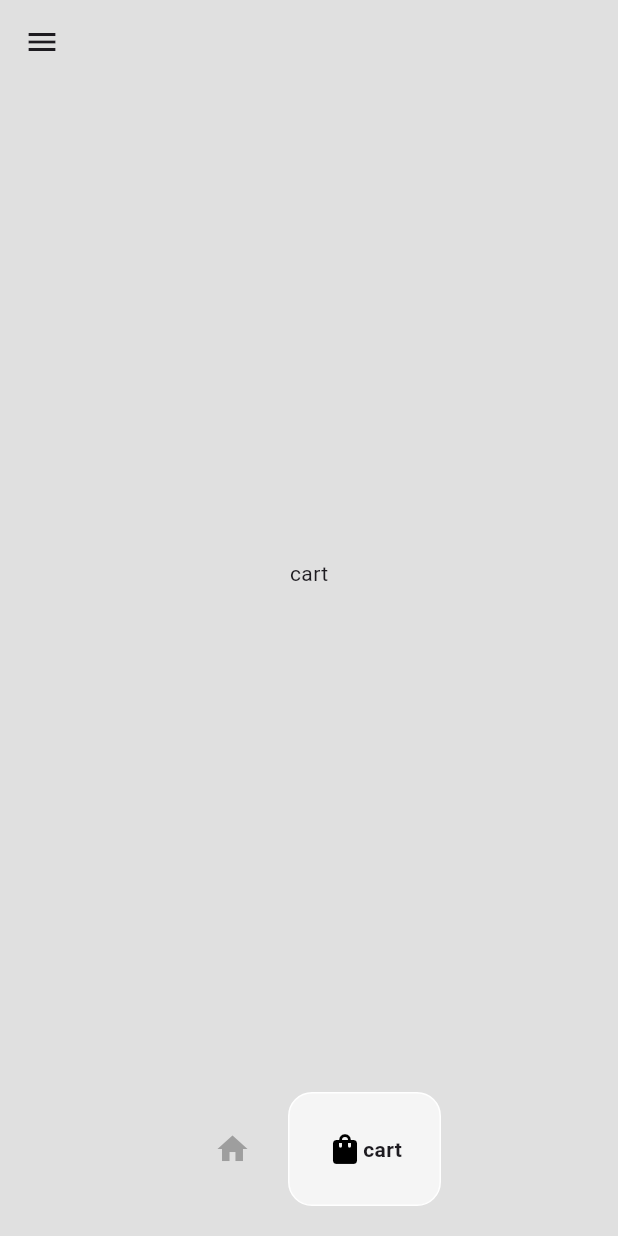
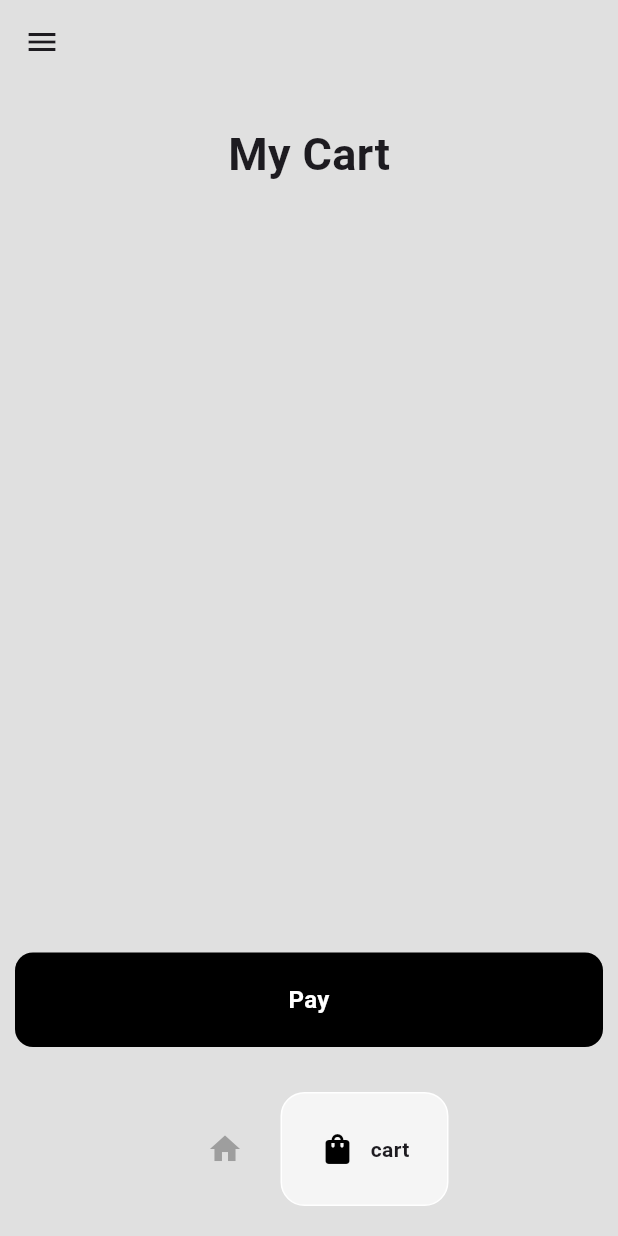
Before and after one commit to ibramaof/sneaker_app, a Flutter app: the HomePage screen opened directly, item 2 of the bottom bar chosen, on a phone screen of 412 x 824 dp. Run offline on Flutter 3.47's test engine with Material 3 defaults, Android fonts, the phone set to English and light mode, and no system bars; drawn by our look-alikes of google_nav_bar.

Commit message:
added cart page and add / delete items

```diff
--- /dev/null
+++ b/devtools_options.yaml
@@ -0,0 +1,3 @@
+description: This file stores settings for Dart & Flutter DevTools.
+documentation: https://docs.flutter.dev/tools/devtools/extensions#configure-extension-enablement-states
+extensions:
--- /dev/null
+++ b/lib/models/shoe/cart.dart
@@ -0,0 +1,61 @@
+import 'package:flutter/material.dart';
+import 'package:sneakers_app/models/shoe/shoe.dart';
+
+class Cart extends ChangeNotifier {
+  //list of shoes for sale
+  List<Shoe> shoeShop = [
+    Shoe(
+      name: 'Air Jordan',
+      price: '120',
+      imagePath: 'lib/images/3191.jpg',
+      description:
+          'Inspired by the original that debuted in 1985, the Air Jordan 1 Low offers a clean, classic look',
+    ),
+    Shoe(
+      name: 'Ja 3',
+      price: '145',
+      imagePath: 'lib/images/compressed_7b48ed22e05748e21bbff2cd0490420b.webp',
+      description:
+          "Every time Ja steps on the court, it's showtime. To help him elevate his game, we worked with him to make the bounciest Ja signature shoe so far.",
+    ),
+    Shoe(
+      name: 'Kobe IX Elite Low',
+      price: '190',
+      imagePath: 'lib/images/compressed_22df5a6aa5118f217d11a5220953752c.webp',
+      description:
+          'Kobe’s comeback from a torn Achilles inspired generations of past, present and future hoopers to keep fighting. ',
+    ),
+    Shoe(
+      name: 'Nike Air Max 270',
+      price: '119',
+      imagePath: 'lib/images/compressed_a525d72921c782c90990e197fbd09949.webp',
+      description: 'The Air Max 270 brings style, comfort and big attitude.',
+    ),
+  ];
+
+  //list of items in user cart
+  List<Shoe> userCart = [];
+
+  // get shoe list
+  List<Shoe> getSheoList() {
+    return shoeShop;
+  }
+
+  //get user cart list
+
+  List<Shoe> getUserCartList() {
+    return userCart;
+  }
+
+  //add shoe to cart
+  void addShoeToCart(Shoe shoe) {
+    userCart.add(shoe);
+    notifyListeners();
+  }
+
+  //remove shoe from cart
+  void removeShoeFromCart(Shoe shoe) {
+    userCart.remove(shoe);
+    notifyListeners();
+  }
+}
--- a/lib/modules/cart_page/cart_page.dart
+++ b/lib/modules/cart_page/cart_page.dart
@@ -1,10 +1,68 @@
 import 'package:flutter/material.dart';
+import 'package:provider/provider.dart';
+import 'package:sneakers_app/models/shoe/cart.dart';
+import 'package:sneakers_app/models/shoe/shoe.dart';
+import 'package:sneakers_app/shared/components/cart_item.dart';
 
 class CartPage extends StatelessWidget {
   const CartPage({super.key});
 
   @override
   Widget build(BuildContext context) {
-    return Center(child: Container(child: Text("cart")));
+    void deleteItemFromCart(Shoe shoe) {
+      Provider.of<Cart>(context, listen: false).removeShoeFromCart(shoe);
+    }
+
+    return Consumer<Cart>(
+      builder: (context, value, child) => Column(
+        children: [
+          //cart title
+          Padding(
+            padding: const EdgeInsets.all(25.0),
+            child: Text(
+              "My Cart",
+              style: TextStyle(fontSize: 30, fontWeight: FontWeight.bold),
+            ),
+          ),
+          SizedBox(height: 15),
+          Expanded(
+            child: ListView.builder(
+              itemCount: value.getUserCartList().length,
+              itemBuilder: (context, index) {
+                //get shoe from user Cart
+                Shoe shoe = value.getUserCartList()[index];
+
+                return CartItem(
+                  shoe: shoe,
+                  onPressed: () => deleteItemFromCart(shoe),
+                );
+
+                //return shoe
+              },
+            ),
+          ),
+          Container(
+            margin: EdgeInsets.all(10),
+            decoration: BoxDecoration(
+              color: Colors.black,
+              borderRadius: BorderRadius.circular(12),
+            ),
+            child: Padding(
+              padding: const EdgeInsets.all(20.0),
+              child: Center(
+                child: Text(
+                  "Pay",
+                  style: TextStyle(
+                    color: Colors.white,
+                    fontWeight: FontWeight.bold,
+                    fontSize: 16,
+                  ),
+                ),
+              ),
+            ),
+          ),
+        ],
+      ),
+    );
   }
 }
--- a/lib/shared/components/g_nav_bar.dart
+++ b/lib/shared/components/g_nav_bar.dart
@@ -18,6 +18,7 @@ class GNavBar extends StatelessWidget {
           onTabChange: (value) => onTabChange!(value),
           tabBorderRadius: 16,
           color: Colors.grey[500],
+          gap: 10,
           tabs: [
             GButton(icon: Icons.home, text: 'shop'),
             GButton(icon: Icons.shopping_bag_rounded, text: 'cart'),
--- a/pubspec.yaml
+++ b/pubspec.yaml
@@ -35,6 +35,7 @@ dependencies:
   # Use with the CupertinoIcons class for iOS style icons.
   cupertino_icons: ^1.0.8
   google_nav_bar: ^5.0.7
+  provider:
 
 dev_dependencies:
   flutter_test:
```
Also changed, not shown: lib/main.dart (+7 -1 lines), lib/modules/shop_page/shop_page.dart (+25 -11 lines), lib/shared/components/cart_item.dart (added, +26 -0 lines), lib/shared/components/shoe_tile.dart (+17 -4 lines), pubspec.lock.
